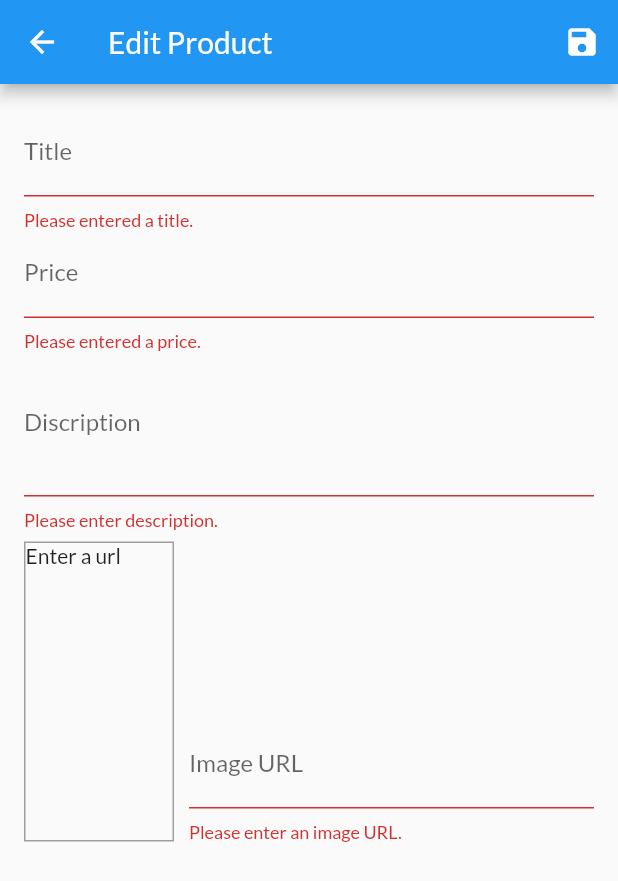
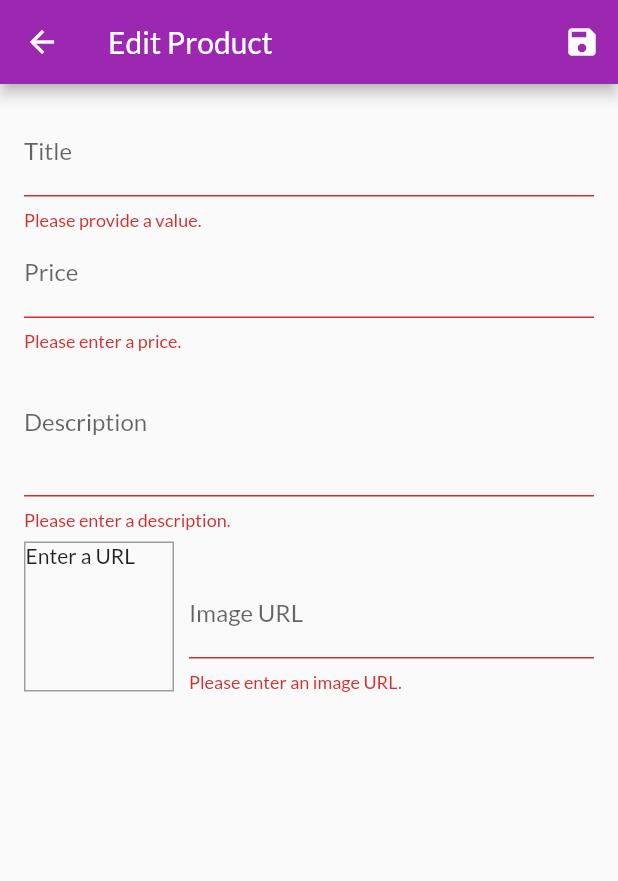
Before and after one commit to almusfuad/shop_app, a Flutter app: the EditProductScreen screen opened by its route, after a tap on the "save" icon, on a phone screen of 412 x 824 dp. Shown: the top 881 px of the screen. Run offline on Flutter 3.47's test engine with Material 2 defaults, Android fonts, the phone set to English and light mode, and no system bars; network calls fail.

```diff
--- a/lib/main.dart
+++ b/lib/main.dart
@@ -2,14 +2,14 @@ import 'package:flutter/material.dart';
 import 'package:provider/provider.dart';
 
 import './screens/cart_screen.dart';
+import './screens/products_overview_screen.dart';
+import './screens/product_detail_screen.dart';
+import './providers/products.dart';
 import './providers/cart.dart';
-import './screens/product_detail_screen.dart';
-import './screens/products_overview_screen.dart';
-import './providers/products_provider.dart';
 import './providers/orders.dart';
 import './screens/orders_screen.dart';
-import './screens/user_product_screen.dart';
-import './screens/edit_product.dart';
+import './screens/user_products_screen.dart';
+import './screens/edit_product_screen.dart';
 
 void main() => runApp(MyApp());
 
@@ -17,46 +17,32 @@ class MyApp extends StatelessWidget {
   @override
   Widget build(BuildContext context) {
     return MultiProvider(
-        providers: [
-          ChangeNotifierProvider(
-            create: (ctx) => ProductsProvider(),
-          ),
-          ChangeNotifierProvider(
-            create: (ctx) => Cart(),
-          ),
-          ChangeNotifierProvider(
-            create: (ctx) => Orders(),
-          )
-        ],
-        child: MaterialApp(
+      providers: [
+        ChangeNotifierProvider.value(
+          value: Products(),
+        ),
+        ChangeNotifierProvider.value(
+          value: Cart(),
+        ),
+        ChangeNotifierProvider.value(
+          value: Orders(),
+        ),
+      ],
+      child: MaterialApp(
           title: 'MyShop',
           theme: ThemeData(
-            primarySwatch: Colors.blue,
+            primarySwatch: Colors.purple,
             accentColor: Colors.deepOrange,
             fontFamily: 'Lato',
           ),
-          home: ProductOverviewScreen(),
+          home: ProductsOverviewScreen(),
           routes: {
             ProductDetailScreen.routeName: (ctx) => ProductDetailScreen(),
             CartScreen.routeName: (ctx) => CartScreen(),
             OrdersScreen.routeName: (ctx) => OrdersScreen(),
-            UserProductScreen.routeName: (ctx) => UserProductScreen(),
+            UserProductsScreen.routeName: (ctx) => UserProductsScreen(),
             EditProductScreen.routeName: (ctx) => EditProductScreen(),
-          },
-        ));
+          }),
+    );
   }
 }
-
-// class MyHomePage extends StatelessWidget {
-//   @override
-//   Widget build(BuildContext context) {
-//     return Scaffold(
-//       appBar: AppBar(
-//         title: Text('MyShop'),
-//       ),
-//       body: Center(
-//         child: Text('Let\'s build a shop!'),
-//       ),
-//     );
-//   }
-// }
--- a/lib/providers/orders.dart
+++ b/lib/providers/orders.dart
@@ -1,4 +1,4 @@
-import 'package:flutter/material.dart';
+import 'package:flutter/foundation.dart';
 
 import './cart.dart';
 
@@ -11,8 +11,8 @@ class OrderItem {
   OrderItem({
     @required this.id,
     @required this.amount,
+    @required this.products,
     @required this.dateTime,
-    @required this.products,
   });
 }
 
--- a/lib/providers/product.dart
+++ b/lib/providers/product.dart
@@ -17,7 +17,7 @@ class Product with ChangeNotifier {
     this.isFavorite = false,
   });
 
-  void toggleFavouriteStatus() {
+  void toggleFavoriteStatus() {
     isFavorite = !isFavorite;
     notifyListeners();
   }
--- a/lib/screens/edit_product.dart
+++ b/lib/screens/edit_product_screen.dart
@@ -1,12 +1,11 @@
 import 'package:flutter/material.dart';
 import 'package:provider/provider.dart';
 
-import '../providers/products_provider.dart';
-
 import '../providers/product.dart';
+import '../providers/products.dart';
 
 class EditProductScreen extends StatefulWidget {
-  static const routeName = '/edit-product-screen';
+  static const routeName = '/edit-product';
 
   @override
   _EditProductScreenState createState() => _EditProductScreenState();
@@ -44,11 +43,8 @@ class _EditProductScreenState extends State<EditProductScreen> {
     if (_isInit) {
       final productId = ModalRoute.of(context).settings.arguments as String;
       if (productId != null) {
-        final product = Provider.of<ProductsProvider>(context, listen: false)
-            .findBy(productId);
-
-        _editedProduct = product;
-
+        _editedProduct =
+            Provider.of<Products>(context, listen: false).findById(productId);
         _initValues = {
           'title': _editedProduct.title,
           'description': _editedProduct.description,
@@ -69,14 +65,13 @@ class _EditProductScreenState extends State<EditProductScreen> {
     _priceFocusNode.dispose();
     _descriptionFocusNode.dispose();
     _imageUrlController.dispose();
+    _imageUrlFocusNode.dispose();
     super.dispose();
-    _imageUrlFocusNode.dispose();
   }
 
   void _updateImageUrl() {
     if (!_imageUrlFocusNode.hasFocus) {
-      if (_imageUrlController.text.isEmpty ||
-          (!_imageUrlController.text.startsWith('http') &&
+      if ((!_imageUrlController.text.startsWith('http') &&
               !_imageUrlController.text.startsWith('https')) ||
           (!_imageUrlController.text.endsWith('.png') &&
               !_imageUrlController.text.endsWith('.jpg') &&
@@ -93,14 +88,12 @@ class _EditProductScreenState extends State<EditProductScreen> {
       return;
     }
     _form.currentState.save();
-    if (_editedProduct != null) {
-      Provider.of<ProductsProvider>(context, listen: false)
+    if (_editedProduct.id != null) {
+      Provider.of<Products>(context, listen: false)
           .updateProduct(_editedProduct.id, _editedProduct);
     } else {
-      Provider.of<ProductsProvider>(context, listen: false)
-          .addProduct(_editedProduct);
+      Provider.of<Products>(context, listen: false).addProduct(_editedProduct);
     }
-
     Navigator.of(context).pop();
   }
 
@@ -131,19 +124,18 @@ class _EditProductScreenState extends State<EditProductScreen> {
                 },
                 validator: (value) {
                   if (value.isEmpty) {
-                    return 'Please entered a title.';
+                    return 'Please provide a value.';
                   }
-                  return value = null;
+                  return null;
                 },
                 onSaved: (value) {
                   _editedProduct = Product(
-                    id: _editedProduct.id,
-                    isFavorite: _editedProduct.isFavorite,
                       title: value,
                       price: _editedProduct.price,
                       description: _editedProduct.description,
                       imageUrl: _editedProduct.imageUrl,
-                  );
+                      id: _editedProduct.id,
+                      isFavorite: _editedProduct.isFavorite);
                 },
               ),
               TextFormField(
@@ -152,56 +144,54 @@ class _EditProductScreenState extends State<EditProductScreen> {
                 textInputAction: TextInputAction.next,
                 keyboardType: TextInputType.number,
                 focusNode: _priceFocusNode,
+                onFieldSubmitted: (_) {
+                  FocusScope.of(context).requestFocus(_descriptionFocusNode);
+                },
                 validator: (value) {
                   if (value.isEmpty) {
-                    return 'Please entered a price.';
+                    return 'Please enter a price.';
                   }
                   if (double.tryParse(value) == null) {
-                    return 'Please enter a valid number';
+                    return 'Please enter a valid number.';
                   }
                   if (double.parse(value) <= 0) {
-                    return 'Please enter a number';
+                    return 'Please enter a number greater than zero.';
                   }
                   return null;
                 },
                 onSaved: (value) {
                   _editedProduct = Product(
-                    id: _editedProduct.id,
-                    isFavorite: _editedProduct.isFavorite,
                       title: _editedProduct.title,
                       price: double.parse(value),
                       description: _editedProduct.description,
                       imageUrl: _editedProduct.imageUrl,
-                  );
+                      id: _editedProduct.id,
+                      isFavorite: _editedProduct.isFavorite);
                 },
               ),
               TextFormField(
                 initialValue: _initValues['description'],
-                decoration: InputDecoration(labelText: 'Discription'),
+                decoration: InputDecoration(labelText: 'Description'),
                 maxLines: 3,
                 keyboardType: TextInputType.multiline,
-                textInputAction: TextInputAction.next,
                 focusNode: _descriptionFocusNode,
-                onFieldSubmitted: (_) {
-                  FocusScope.of(context).requestFocus(_descriptionFocusNode);
-                },
                 validator: (value) {
                   if (value.isEmpty) {
-                    return 'Please enter description.';
+                    return 'Please enter a description.';
                   }
                   if (value.length < 10) {
-                    return 'Should be at least 10 characters long';
+                    return 'Should be at least 10 characters long.';
                   }
                   return null;
                 },
                 onSaved: (value) {
                   _editedProduct = Product(
-                    id: _editedProduct.id,
-                    isFavorite: _editedProduct.isFavorite,
                     title: _editedProduct.title,
                     price: _editedProduct.price,
                     description: value,
                     imageUrl: _editedProduct.imageUrl,
+                    id: _editedProduct.id,
+                    isFavorite: _editedProduct.isFavorite,
                   );
                 },
               ),
@@ -210,16 +200,19 @@ class _EditProductScreenState extends State<EditProductScreen> {
                 children: <Widget>[
                   Container(
                     width: 100,
-                    height: 200,
+                    height: 100,
                     margin: EdgeInsets.only(
                       top: 8,
                       right: 10,
                     ),
                     decoration: BoxDecoration(
-                      border: Border.all(width: 1, color: Colors.grey),
+                      border: Border.all(
+                        width: 1,
+                        color: Colors.grey,
+                      ),
                     ),
                     child: _imageUrlController.text.isEmpty
-                        ? Text('Enter a url')
+                        ? Text('Enter a URL')
                         : FittedBox(
                             child: Image.network(
                               _imageUrlController.text,
@@ -229,7 +222,6 @@ class _EditProductScreenState extends State<EditProductScreen> {
                   ),
                   Expanded(
                     child: TextFormField(
-                      // initialValue: _initValues['imageUrl'],
                       decoration: InputDecoration(labelText: 'Image URL'),
                       keyboardType: TextInputType.url,
                       textInputAction: TextInputAction.done,
@@ -255,12 +247,12 @@ class _EditProductScreenState extends State<EditProductScreen> {
                       },
                       onSaved: (value) {
                         _editedProduct = Product(
-                          id: _editedProduct.id,
-                          isFavorite: _editedProduct.isFavorite,
                           title: _editedProduct.title,
                           price: _editedProduct.price,
                           description: _editedProduct.description,
                           imageUrl: value,
+                          id: _editedProduct.id,
+                          isFavorite: _editedProduct.isFavorite,
                         );
                       },
                     ),
--- a/lib/widgets/app_drawer.dart
+++ b/lib/widgets/app_drawer.dart
@@ -1,7 +1,7 @@
 import 'package:flutter/material.dart';
 
-import '../screens/user_product_screen.dart';
 import '../screens/orders_screen.dart';
+import '../screens/user_products_screen.dart';
 
 class AppDrawer extends StatelessWidget {
   @override
@@ -10,13 +10,13 @@ class AppDrawer extends StatelessWidget {
       child: Column(
         children: <Widget>[
           AppBar(
-            title: Text('Menu'),
+            title: Text('Hello Friend!'),
             automaticallyImplyLeading: false,
           ),
           Divider(),
           ListTile(
             leading: Icon(Icons.shop),
-            title: Text('shop'),
+            title: Text('Shop'),
             onTap: () {
               Navigator.of(context).pushReplacementNamed('/');
             },
@@ -36,7 +36,7 @@ class AppDrawer extends StatelessWidget {
             title: Text('Manage Products'),
             onTap: () {
               Navigator.of(context)
-                  .pushReplacementNamed(UserProductScreen.routeName);
+                  .pushReplacementNamed(UserProductsScreen.routeName);
             },
           ),
         ],
```
Also changed, not shown: lib/providers/cart.dart (+9 -8 lines), lib/providers/products.dart (renamed from lib/providers/products_provider.dart, +21 -4 lines), lib/screens/cart_screen.dart (+14 -17 lines), lib/screens/orders_screen.dart (+3 -5 lines), lib/screens/product_detail_screen.dart (+13 -9 lines), lib/screens/products_overview_screen.dart (+14 -12 lines), lib/screens/user_products_screen.dart (renamed from lib/screens/user_product_screen.dart, +9 -9 lines), lib/widgets/cart_item.dart (+16 -9 lines), lib/widgets/order_item.dart (+3 -5 lines), lib/widgets/product_item.dart (+15 -14 lines), lib/widgets/products_grid.dart (+5 -6 lines), lib/widgets/user_product_item.dart (+7 -14 lines). Lines whose indentation alone changed are shown as unchanged.
